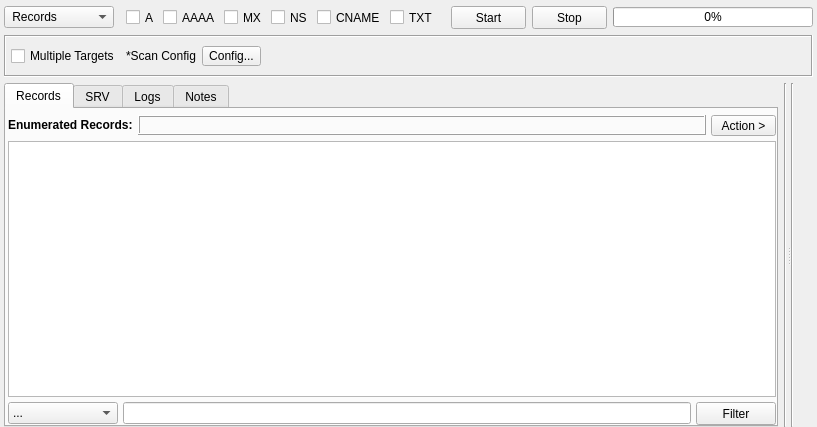
3nock/OTE, file sub3suite/src/engines/records/DnsRecords.ui: the form before one commit.
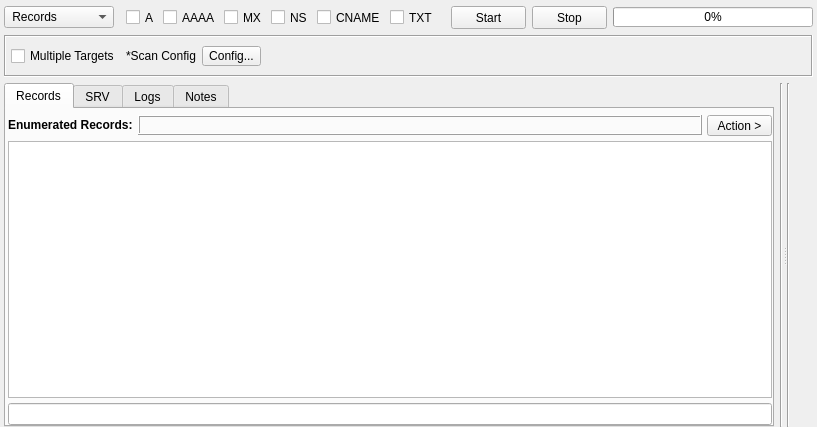
The form after the commit. Custom widgets are drawn as their Qt base class.

The edit to the form file:
```diff
--- a/sub3suite/src/engines/records/DnsRecords.ui
+++ b/sub3suite/src/engines/records/DnsRecords.ui
@@ -547,37 +547,9 @@
            </item>
            <item>
             <layout class="QHBoxLayout" name="horizontalLayout_7">
-             <item>
-              <widget class="QComboBox" name="comboBoxFilter">
-               <property name="minimumSize">
-                <size>
-                 <width>110</width>
-                 <height>0</height>
-                </size>
-               </property>
-               <item>
-                <property name="text">
-                 <string>...</string>
-                </property>
-               </item>
-              </widget>
-             </item>
              <item>
               <widget class="QLineEdit" name="lineEditFilter"/>
              </item>
-             <item>
-              <widget class="QPushButton" name="buttonFilter">
-               <property name="minimumSize">
-                <size>
-                 <width>75</width>
-                 <height>23</height>
-                </size>
-               </property>
-               <property name="text">
-                <string>Filter</string>
-               </property>
-              </widget>
-             </item>
             </layout>
            </item>
           </layout>
```
